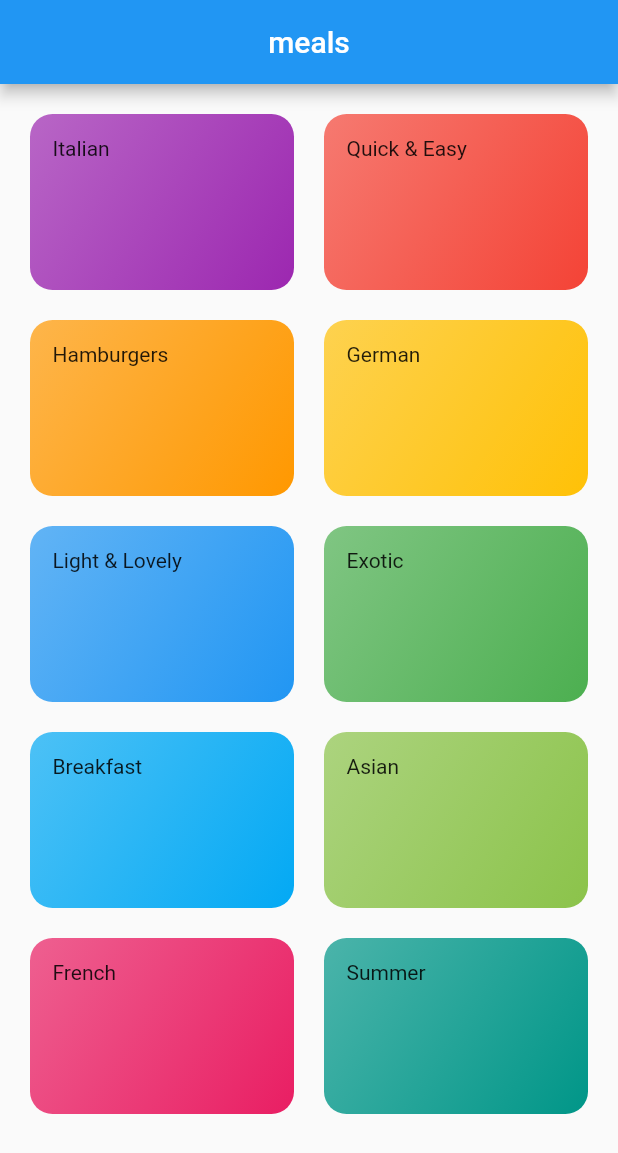
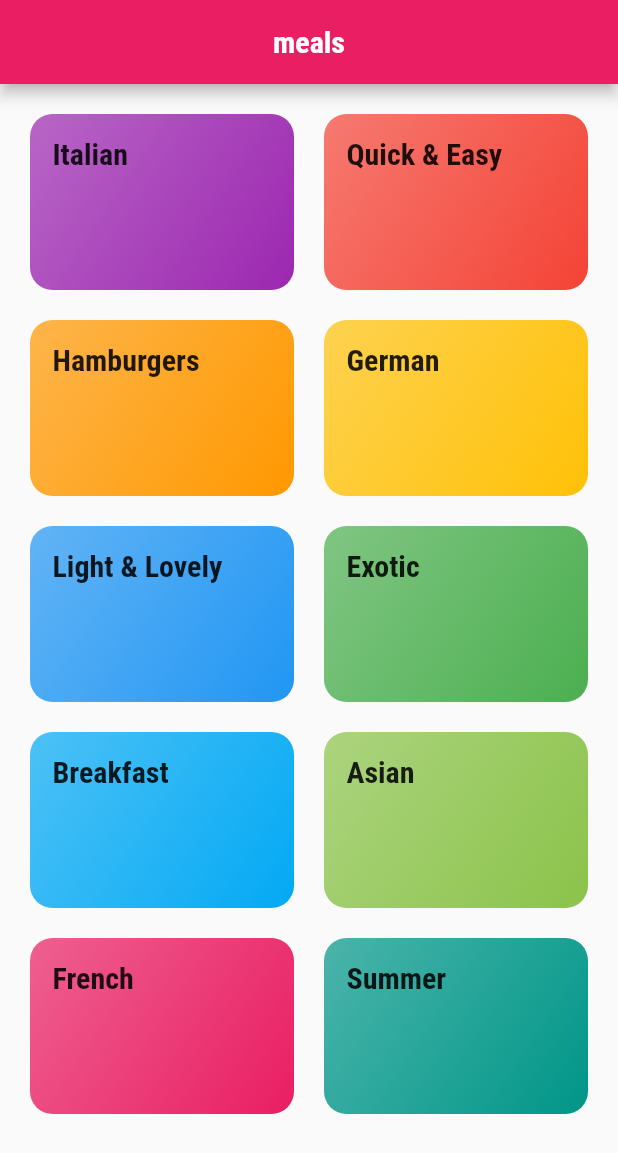
Before and after one commit to kalph1998/meals-flutter, a Flutter app: the screen it shows after launch, on a phone screen of 412 x 824 dp. Shown: the top 1153 px of the screen. Run offline on Flutter 3.47's test engine with Material 2 defaults, Android fonts, the phone set to English and light mode, and no system bars.

Commit message:
added fonts

```diff
--- a/lib/category_item.dart
+++ b/lib/category_item.dart
@@ -10,7 +10,10 @@ class CategoryItem extends StatelessWidget {
   Widget build(BuildContext context) {
     return Container(
       padding: const EdgeInsets.all(15),
-      child: Text(title),
+      child: Text(
+        title,
+        style: Theme.of(context).textTheme.headline6,
+      ),
       decoration: BoxDecoration(
         gradient: LinearGradient(
           colors: [color.withOpacity(0.7), color],
--- a/lib/main.dart
+++ b/lib/main.dart
@@ -2,19 +2,37 @@ import 'package:flutter/material.dart';
 import 'package:meals/categories_screen.dart';
 
 void main() {
-  runApp(const MyApp());
+  runApp(MyApp());
 }
 
 class MyApp extends StatelessWidget {
-  const MyApp({Key? key}) : super(key: key);
-
+  MyApp({Key? key}) : super(key: key);
+  final ThemeData theme = ThemeData(
+    fontFamily: 'Raleway',
+    textTheme: ThemeData.light().textTheme.copyWith(
+          bodyText1: const TextStyle(
+            color: Color.fromRGBO(20, 51, 51, 1),
+          ),
+          bodyText2: const TextStyle(
+            color: Color.fromRGBO(20, 51, 51, 1),
+          ),
+          headline6: const TextStyle(
+              fontSize: 20,
+              fontFamily: 'RobotoCondensed',
+              fontWeight: FontWeight.bold),
+        ),
+  );
   // This widget is the root of your application.
   @override
   Widget build(BuildContext context) {
     return MaterialApp(
       title: 'Flutter Demo',
-      theme: ThemeData(
-        primarySwatch: Colors.blue,
+      theme: theme.copyWith(
+        canvasColor: const Color.fromRGBO(255, 254, 229, 1),
+        colorScheme: theme.colorScheme.copyWith(
+          primary: Colors.pink,
+          secondary: Colors.amber,
+        ),
       ),
       home: const CategoriesScreen(),
     );
```
Also changed, not shown: pubspec.yaml (+18 -15 lines), assets/fonts/Raleway-Black.ttf (added), assets/fonts/Raleway-Bold.ttf (added), assets/fonts/Raleway-Regular.ttf (added), assets/fonts/RobotoCondensed-Bold.ttf (added), assets/fonts/RobotoCondensed-Italic.ttf (added), assets/fonts/RobotoCondensed-Light.ttf (added), assets/fonts/RobotoCondensed-Regular.ttf (added).
